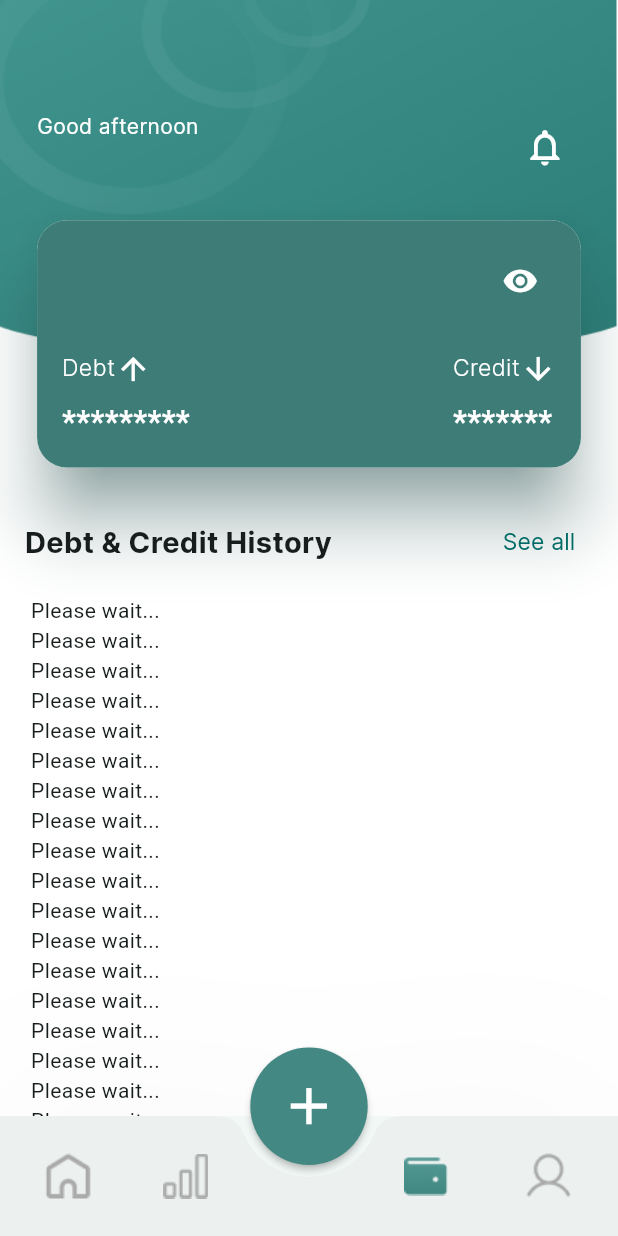
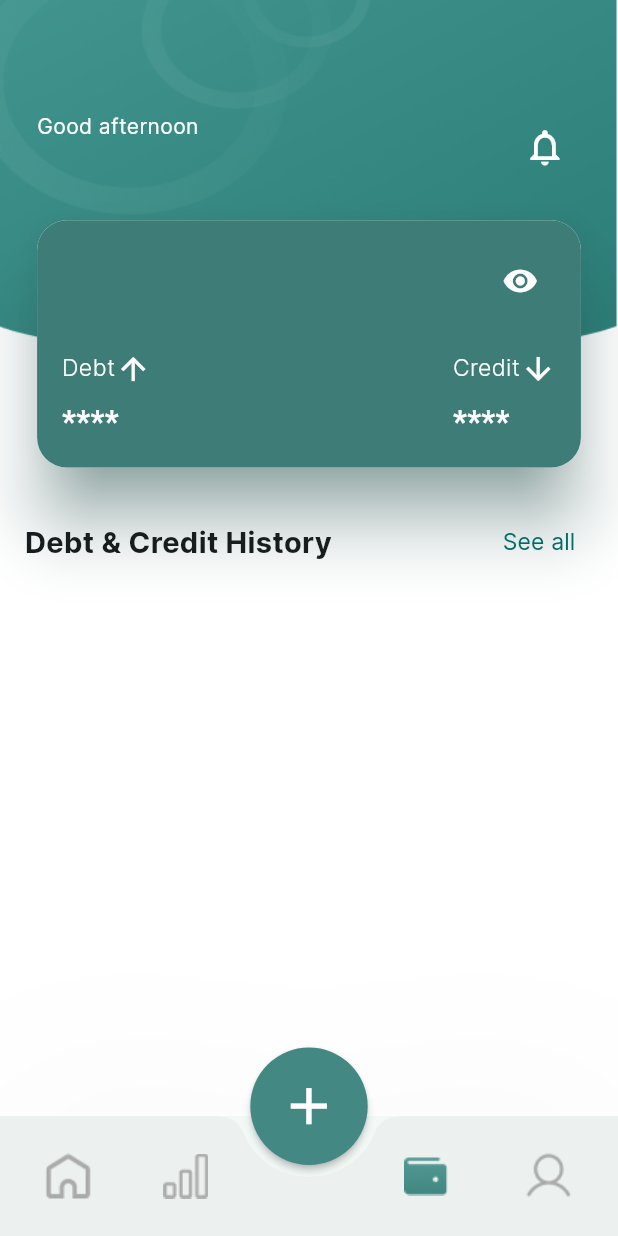
Before and after one commit to Yared-betsega/Asbeza, a Flutter app: the HomePage screen opened by its route, swiped to page 3, on a phone screen of 412 x 824 dp. Run offline on Flutter 3.47's test engine with Material 3 defaults, Android fonts, the phone set to English and light mode, and no system bars; our stand-ins replace bloc, cloud_firestore, dartz, equatable, firebase_auth, firebase_core and 7 more; accounts and stored records are empty.

Commit message:
Add debt screen filterer

```diff
--- a/lib/features/authentication/data/datasources/remote_data_source.dart
+++ b/lib/features/authentication/data/datasources/remote_data_source.dart
@@ -1,13 +1,10 @@
-import 'dart:convert';
 
 import 'package:asbeza/core/errors/exceptions.dart';
-import 'package:asbeza/features/authentication/data/models/signup_payload_model.dart';
 import 'package:firebase_auth/firebase_auth.dart';
 import 'package:http/http.dart' as http;
 
 import '../../domain/entities/login_payload.dart';
 import '../../domain/entities/signup_payload.dart';
-import '../models/login_payload_model.dart';
 
 abstract class AuthenticationRemoteDataSource {
   Future<UserCredential> login({required LoginPayload payload});
--- a/lib/features/authentication/data/repositories/authentication_repository_impl.dart
+++ b/lib/features/authentication/data/repositories/authentication_repository_impl.dart
@@ -1,7 +1,6 @@
 import 'package:asbeza/core/errors/exceptions.dart';
 import 'package:asbeza/core/errors/failures.dart';
 import 'package:asbeza/features/authentication/data/datasources/remote_data_source.dart';
-import 'package:asbeza/features/authentication/data/models/login_payload_model.dart';
 
 import 'package:asbeza/features/authentication/domain/entities/login_payload.dart';
 
@@ -11,7 +10,6 @@ import 'package:dartz/dartz.dart';
 import 'package:firebase_auth/firebase_auth.dart';
 
 import '../../domain/repositories/authentication_repository.dart';
-import '../models/signup_payload_model.dart';
 
 class AuthenticationRepositoryImpl implements AuthenticationRepository {
   final AuthenticationRemoteDataSource dataSource;
--- a/lib/features/authentication/presentation/screens/auth_page.dart
+++ b/lib/features/authentication/presentation/screens/auth_page.dart
@@ -1,13 +1,8 @@
 import 'package:asbeza/features/authentication/presentation/bloc/login/login_bloc.dart';
-import 'package:asbeza/features/authentication/presentation/screens/login_page..dart';
 import 'package:asbeza/features/authentication/presentation/screens/login_sign_up_toggler.dart';
-import 'package:asbeza/features/authentication/presentation/screens/signup_page.dart';
 import 'package:asbeza/features/home/presentation/screens/home_page.dart';
-import 'package:asbeza/features/onboarding_screens/onboarding_screen.dart';
 import 'package:flutter/material.dart';
-import 'package:firebase_auth/firebase_auth.dart';
 import 'package:flutter_bloc/flutter_bloc.dart';
-import 'package:go_router/go_router.dart';
 
 class AuthPage extends StatelessWidget {
   const AuthPage({super.key});
--- a/lib/features/authentication/presentation/screens/login_page..dart
+++ b/lib/features/authentication/presentation/screens/login_page..dart
@@ -1,13 +1,11 @@
 import 'package:asbeza/core/common_widgets/custom_snack_bar_content.dart';
 import 'package:asbeza/core/constants/colors.dart';
 import 'package:asbeza/core/constants/styles.dart';
-import 'package:asbeza/core/services/auth_service.dart';
 import 'package:asbeza/features/authentication/presentation/bloc/login/login_bloc.dart';
 import 'package:asbeza/features/authentication/presentation/widgets/square_tile.dart';
 import 'package:asbeza/features/home/presentation/widgets/main_background_widget.dart';
 import 'package:flutter/material.dart';
 import 'package:flutter_bloc/flutter_bloc.dart';
-import 'package:flutter_svg/flutter_svg.dart';
 import 'package:go_router/go_router.dart';
 import 'package:responsive_sizer/responsive_sizer.dart';
 
--- a/lib/features/authentication/presentation/screens/signup_page.dart
+++ b/lib/features/authentication/presentation/screens/signup_page.dart
@@ -9,7 +9,6 @@ import 'package:go_router/go_router.dart';
 import 'package:responsive_sizer/responsive_sizer.dart';
 
 import '../../../../core/common_widgets/password_input_decoration.dart';
-import '../../../../core/services/auth_service.dart';
 import '../bloc/login/login_bloc.dart';
 import '../widgets/square_tile.dart';
 
--- a/lib/features/home/presentation/screens/debt_screen.dart
+++ b/lib/features/home/presentation/screens/debt_screen.dart
@@ -1,5 +1,8 @@
+import 'package:asbeza/features/home/presentation/bloc/home_bloc/home_bloc.dart';
 import 'package:asbeza/features/home/presentation/widgets/main_background_widget.dart';
+import 'package:asbeza/features/home/presentation/widgets/shimmers/shimmer_loading.dart';
 import 'package:flutter/material.dart';
+import 'package:flutter_bloc/flutter_bloc.dart';
 import 'package:go_router/go_router.dart';
 import 'package:responsive_sizer/responsive_sizer.dart';
 
@@ -7,7 +10,6 @@ import '../../../../core/constants/colors.dart';
 import '../widgets/custom_list_tile.dart';
 import '../widgets/greeting_text_widget.dart';
 import '../widgets/custom_rectangular_card.dart';
-import '../widgets/obscure_text_widget.dart';
 import '../../../../core/constants/data_variables.dart';
 
 class DebtScreen extends StatefulWidget {
@@ -25,7 +27,10 @@ class _DebtScreenState extends State<DebtScreen> {
 
   @override
   Widget build(BuildContext context) {
-    return Stack(
+    return BlocConsumer<HomeBloc, HomeState>(
+      listener: (BuildContext context, HomeState state) {},
+      builder: (BuildContext context, HomeState state) => state is HomeSuccess
+          ? Stack(
               children: [
                 const MainBackground(),
                 Padding(
@@ -50,17 +55,19 @@ class _DebtScreenState extends State<DebtScreen> {
                                   width: 88.w,
                                   height: 20.h,
                                   decoration: BoxDecoration(
-                            borderRadius:
-                                const BorderRadius.all(Radius.circular(20)),
+                                    borderRadius: const BorderRadius.all(
+                                        Radius.circular(20)),
                                     color: getStartedButtonColor2,
                                   ),
                                   child: Padding(
                                     padding: EdgeInsets.all(4.w),
                                     child: Column(
-                              mainAxisAlignment: MainAxisAlignment.spaceBetween,
+                                      mainAxisAlignment:
+                                          MainAxisAlignment.spaceBetween,
                                       children: [
                                         Row(
-                                  mainAxisAlignment: MainAxisAlignment.end,
+                                          mainAxisAlignment:
+                                              MainAxisAlignment.end,
                                           children: [
                                             IconButton(
                                               onPressed: () {
@@ -84,13 +91,14 @@ class _DebtScreenState extends State<DebtScreen> {
                                             CustomRectangularCard(
                                               isObscure: isObscure,
                                               name: "Debt",
-                                      amount: '\$1,814.00',
+                                              amount: '\$${state.profile.debt}',
                                               icon: Icons.arrow_upward,
                                             ),
                                             CustomRectangularCard(
                                               isObscure: isObscure,
                                               name: "Credit",
-                                      amount: '\$218.00',
+                                              amount:
+                                                  '\$${state.profile.credit}',
                                               icon: Icons.arrow_downward,
                                             ),
                                           ],
@@ -114,7 +122,8 @@ class _DebtScreenState extends State<DebtScreen> {
                               Expanded(
                                 flex: 1,
                                 child: Row(
-                          mainAxisAlignment: MainAxisAlignment.spaceBetween,
+                                  mainAxisAlignment:
+                                      MainAxisAlignment.spaceBetween,
                                   children: [
                                     Text(
                                       "Debt & Credit History",
@@ -138,18 +147,40 @@ class _DebtScreenState extends State<DebtScreen> {
                                   ],
                                 ),
                               ),
-                      Expanded(
+                              BlocBuilder<HomeBloc, HomeState>(
+                                builder: (context, state) {
+                                  final debtTransactions = [];
+
+                                  if (state is HomeSuccess) {
+                                    for (var e in state.profile.transactions) {
+                                      if (e.category == "debt") {
+                                        debtTransactions.add(e);
+                                      }
+                                    }
+                                  }
+
+                                  return Expanded(
                                     flex: 5,
                                     child: SizedBox(
                                       child: ListView.builder(
                                           padding: EdgeInsets.symmetric(
                                               horizontal: 1.w, vertical: 0),
-                              itemCount: 50,
-                              itemBuilder: (BuildContext context, int index) =>
+                                          itemCount: debtTransactions.length,
+                                          itemBuilder: (BuildContext context,
+                                                  int index) =>
+                                              state is HomeSuccess
+                                                  ? CustomListTile(
+                                                      transaction: state.profile
+                                                              .transactions[
+                                                          index % 4])
+                                                  : null
                                           // CustomListTile(
                                           //     transaction: foodList[index % 4]),
-                                  Text("Please wait...")),
+
                                           ),
+                                    ),
+                                  );
+                                },
                               )
                             ],
                           ),
@@ -159,6 +190,8 @@ class _DebtScreenState extends State<DebtScreen> {
                   ),
                 ),
               ],
+            )
+          : const ShimmerLoading(),
     );
   }
 }
--- a/lib/features/home/presentation/screens/profile_screen.dart
+++ b/lib/features/home/presentation/screens/profile_screen.dart
@@ -3,7 +3,6 @@ import 'package:asbeza/features/authentication/presentation/bloc/login/login_blo
 import 'package:asbeza/features/home/presentation/widgets/custom_navigator.dart';
 import 'package:asbeza/features/home/presentation/widgets/main_background_widget.dart';
 import 'package:asbeza/features/home/presentation/widgets/profile_page_tile.dart';
-import 'package:firebase_auth/firebase_auth.dart';
 import 'package:flutter/material.dart';
 import 'package:flutter_bloc/flutter_bloc.dart';
 import 'package:go_router/go_router.dart';
--- a/lib/features/home/presentation/screens/transaction_screen.dart
+++ b/lib/features/home/presentation/screens/transaction_screen.dart
@@ -3,7 +3,6 @@ import 'package:flutter/material.dart';
 import 'package:flutter_bloc/flutter_bloc.dart';
 import 'package:go_router/go_router.dart';
 import 'package:responsive_sizer/responsive_sizer.dart';
-import 'package:shimmer/shimmer.dart';
 
 import '../../../../core/constants/colors.dart';
 import '../widgets/custom_list_tile.dart';
--- a/lib/features/home/presentation/widgets/add_transaction_widget.dart
+++ b/lib/features/home/presentation/widgets/add_transaction_widget.dart
@@ -6,7 +6,7 @@ import '../../../../core/constants/colors.dart';
 import '../../../../core/constants/styles.dart';
 
 class AddTransaction extends StatefulWidget {
-  AddTransaction({
+  const AddTransaction({
     super.key,
     required GlobalKey<FormState> formKey,
   }) : _formKey = formKey;
--- a/lib/features/home/presentation/widgets/shimmer.dart
+++ b/lib/features/home/presentation/widgets/shimmer.dart
@@ -4,7 +4,7 @@ class ShimmerWidget extends StatefulWidget {
   final Widget child;
   final Duration duration;
 
-  ShimmerWidget({
+  const ShimmerWidget({super.key,
     required this.child,
     this.duration = const Duration(milliseconds: 1000),
   });
--- a/lib/features/home/presentation/widgets/shimmers/shimmer_loading.dart
+++ b/lib/features/home/presentation/widgets/shimmers/shimmer_loading.dart
@@ -1,6 +1,5 @@
 import 'package:flutter/material.dart';
 import 'package:responsive_sizer/responsive_sizer.dart';
-import 'package:shimmer/shimmer.dart';
 
 import '../../../../../core/constants/colors.dart';
 import '../greeting_text_widget.dart';
--- a/lib/features/onboarding_screens/splash_screen.dart
+++ b/lib/features/onboarding_screens/splash_screen.dart
@@ -1,6 +1,4 @@
-import 'package:asbeza/features/onboarding_screens/onboarding_screen.dart';
 import 'package:flutter/material.dart';
-import 'package:flutter/services.dart';
 import 'package:go_router/go_router.dart';
 
 class SplashScreen extends StatefulWidget {
--- a/lib/features/user_profile/data/models/user_profile_model.dart
+++ b/lib/features/user_profile/data/models/user_profile_model.dart
@@ -11,6 +11,8 @@ class UserProfileModel extends UserProfile {
     required super.totalBalance,
     required super.income,
     required super.expenses,
+    required super.debt,
+    required super.credit,
     required super.transactions,
   });
 
@@ -24,6 +26,8 @@ class UserProfileModel extends UserProfile {
       totalBalance: data['totalBalance'].toDouble(),
       income: data['income'].toDouble(),
       expenses: data['expenses'].toDouble(),
+      debt: data['debt'].toDouble(),
+      credit: data['credit'].toDouble(),
       transactions: transactions,
     );
   }
@@ -34,6 +38,8 @@ class UserProfileModel extends UserProfile {
       'income': income,
       'expenses': expenses,
       'transactions': transactions,
+      'debt': debt,
+      'credit': credit,
     };
   }
 }
--- a/lib/features/user_profile/domain/entities/user_profile.dart
+++ b/lib/features/user_profile/domain/entities/user_profile.dart
@@ -5,15 +5,20 @@ class UserProfile extends Equatable {
   final double totalBalance;
   final double income;
   final double expenses;
+  final double debt;
+  final double credit;
   final List<Transaction> transactions;
 
   const UserProfile({
     required this.totalBalance,
     required this.income,
     required this.expenses,
+    required this.debt,
+    required this.credit,
     required this.transactions,
   });
 
   @override
-  List<Object?> get props => [totalBalance, income, expenses, transactions];
+  List<Object?> get props =>
+      [totalBalance, income, expenses, transactions, debt, credit];
 }
--- a/lib/features/user_profile/domain/repositories/user_profile_repository.dart
+++ b/lib/features/user_profile/domain/repositories/user_profile_repository.dart
@@ -1,6 +1,3 @@
-import 'package:asbeza/core/errors/failures.dart';
-import 'package:asbeza/features/home/domain/entities/transaction.dart';
-import 'package:dartz/dartz.dart';
 import 'package:equatable/equatable.dart';
 
 abstract class UserProfileRepository extends Equatable {}
```
Also changed, not shown: lib/features/home/presentation/screens/home_page.dart (+0 -8 lines), pubspec.lock, 3 other files. Lines whose indentation alone changed are shown as unchanged.
